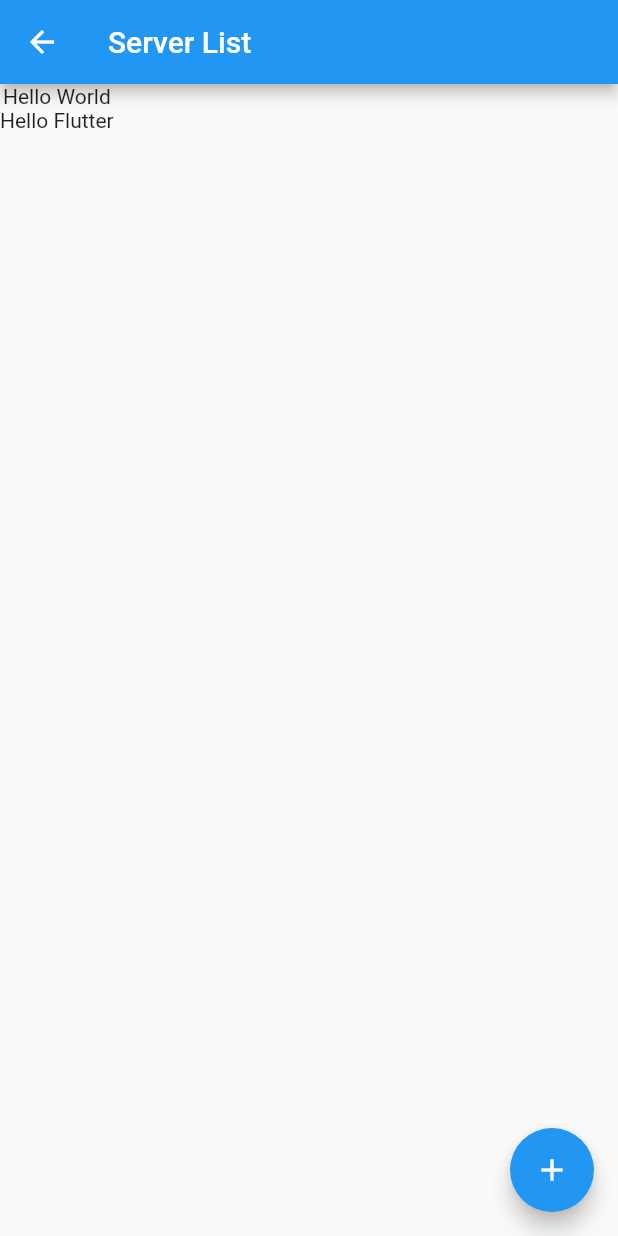
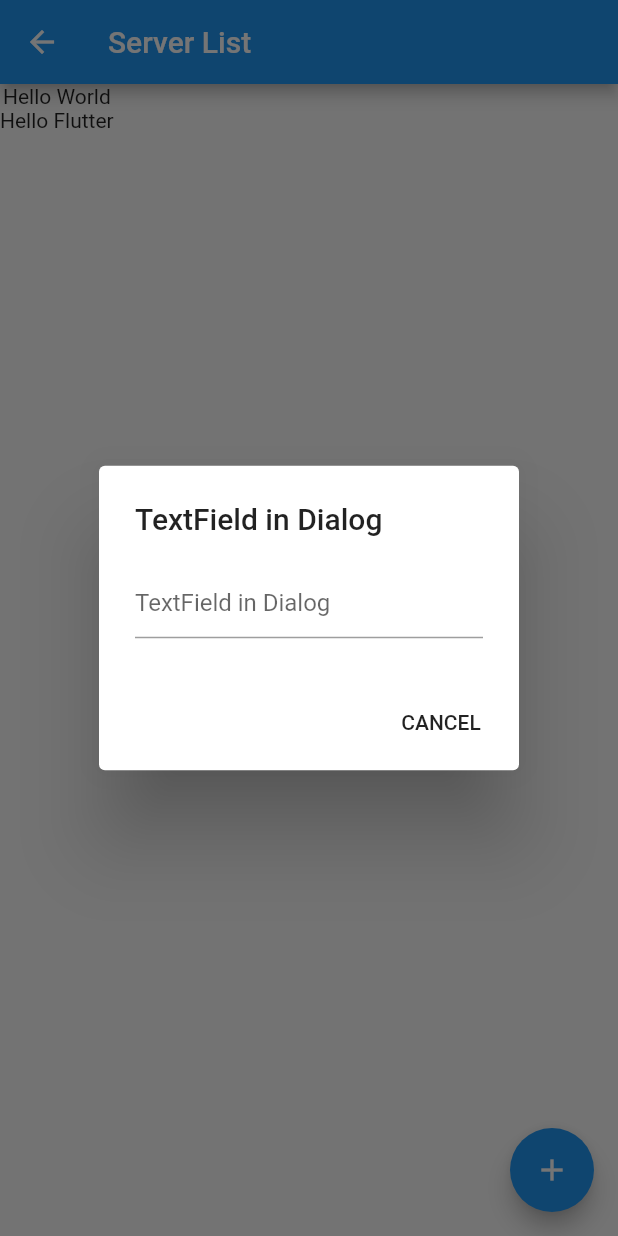
Before and after one commit to louis-ple/mchacks-lark, a Flutter app: the ServerScreen screen opened directly, after a tap on the "add" icon, on a phone screen of 412 x 824 dp. Run offline on Flutter 3.47's test engine with Material 2 defaults, Android fonts, the phone set to English and light mode, and no system bars.

Commit message:
server page -> dialog created

```diff
--- a/lib/main.dart
+++ b/lib/main.dart
@@ -56,6 +56,30 @@ class ServerScreen extends StatefulWidget {
 }
 
 class ServerScreenImpl extends State<ServerScreen> {
+  TextEditingController _textFieldController = TextEditingController();
+
+  _displayDialog(BuildContext context) async {
+    return showDialog(
+        context: context,
+        builder: (context) {
+          return AlertDialog(
+            title: Text('TextField in Dialog'),
+            content: TextField(
+              controller: _textFieldController,
+              decoration: InputDecoration(hintText: "TextField in Dialog"),
+            ),
+            actions: <Widget>[
+              new FlatButton(
+                child: new Text('CANCEL'),
+                onPressed: () {
+                  Navigator.of(context).pop();
+                },
+              )
+            ],
+          );
+        });
+  }
+
   @override
   Widget build (BuildContext ctxt) {
     return new Scaffold(
@@ -70,9 +94,7 @@ class ServerScreenImpl extends State<ServerScreen> {
         ),
         floatingActionButton: FloatingActionButton(
           child: Icon(Icons.add),
-          onPressed: () {
-            print("Floating Action Button Pressed");
-          }
+          onPressed: () => _displayDialog(context),
         ),
     );
   }
```
